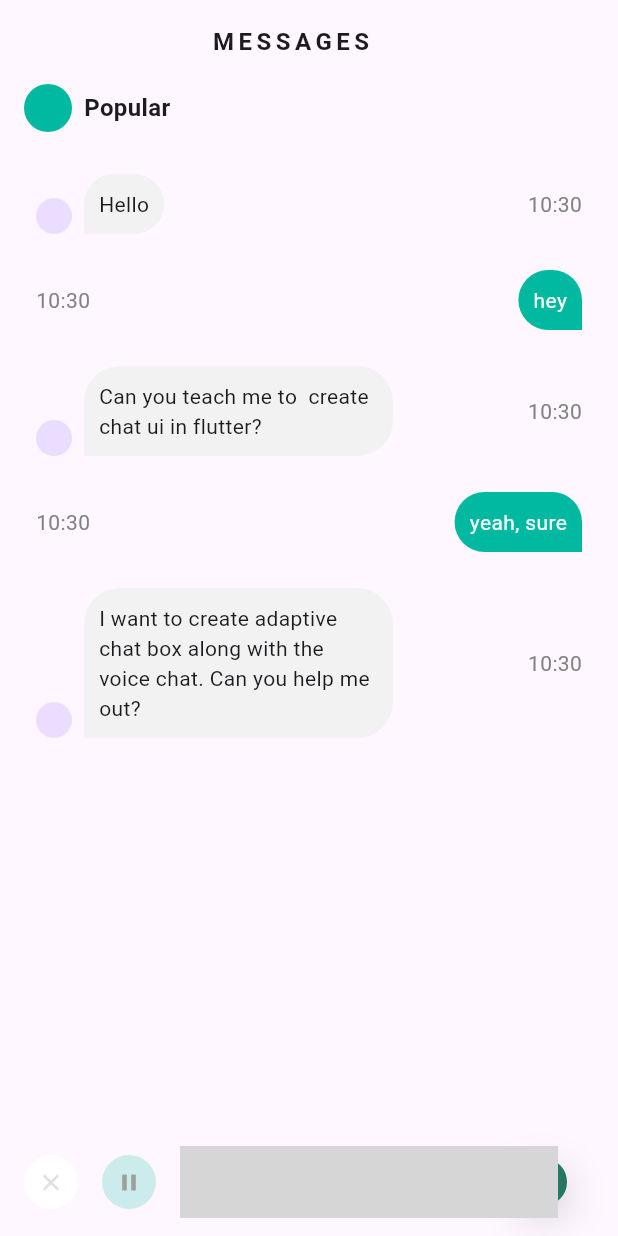
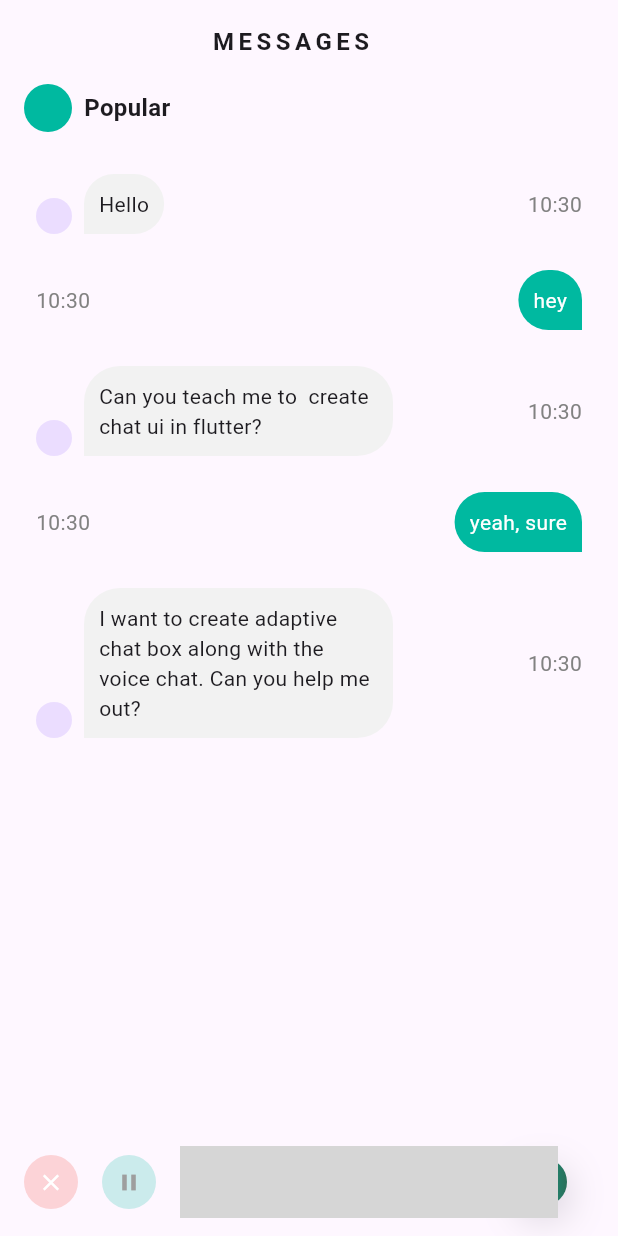
Before and after one commit to Popularkoju/text_audio_chat, a Flutter app: the screen it shows after launch, after a tap on the "mic" icon, on a phone screen of 412 x 824 dp. Run offline on Flutter 3.47's test engine with Material 2 defaults, Android fonts, the phone set to English and light mode, and no system bars; our stand-ins replace permission_handler; missing offline and left inert: audio_waveforms; grey boxes are pictures that could not be loaded.

```diff
--- a/lib/features/chat_screen/chat_screen.dart
+++ b/lib/features/chat_screen/chat_screen.dart
@@ -159,6 +159,13 @@ class _ChatScreenState extends State<ChatScreen> {
     });
   }
 
+  void closeRecorder() {
+    setState(() {
+      isRecording = false;
+      isRecordingCompleted = false;
+    });
+  }
+
   @override
   Widget build(BuildContext context) {
     return Container(
@@ -244,13 +251,13 @@ class _ChatScreenState extends State<ChatScreen> {
           if (isRecording || isRecordingCompleted)
             GestureDetector(
               onTap: () {
-                cancelRecording();
+                isRecording ? cancelRecording() : closeRecorder();
               },
               child: CircleAvatar(
                 radius: 18,
-                backgroundColor: Colors.white,
-                child: Icon(
-                  color: Colors.grey.shade300,
+                backgroundColor: Colors.red.withOpacity(.2),
+                child:const Icon(
+                  color: Colors.white,
                   Icons.close,
                   size: 18,
                 ),
@@ -308,10 +315,10 @@ class _ChatScreenState extends State<ChatScreen> {
                             margin: const EdgeInsets.symmetric(horizontal: 12),
                           )
                         : isRecordingCompleted
-                            ? Container(
+                            ? SizedBox(
                                 width: double.infinity,
                                 child: const Text(
-                                    "Press send button to send audio"),
+                                    "audio recorded"),
                               )
                             : Container(
                                 color: Colors.transparent,
```
